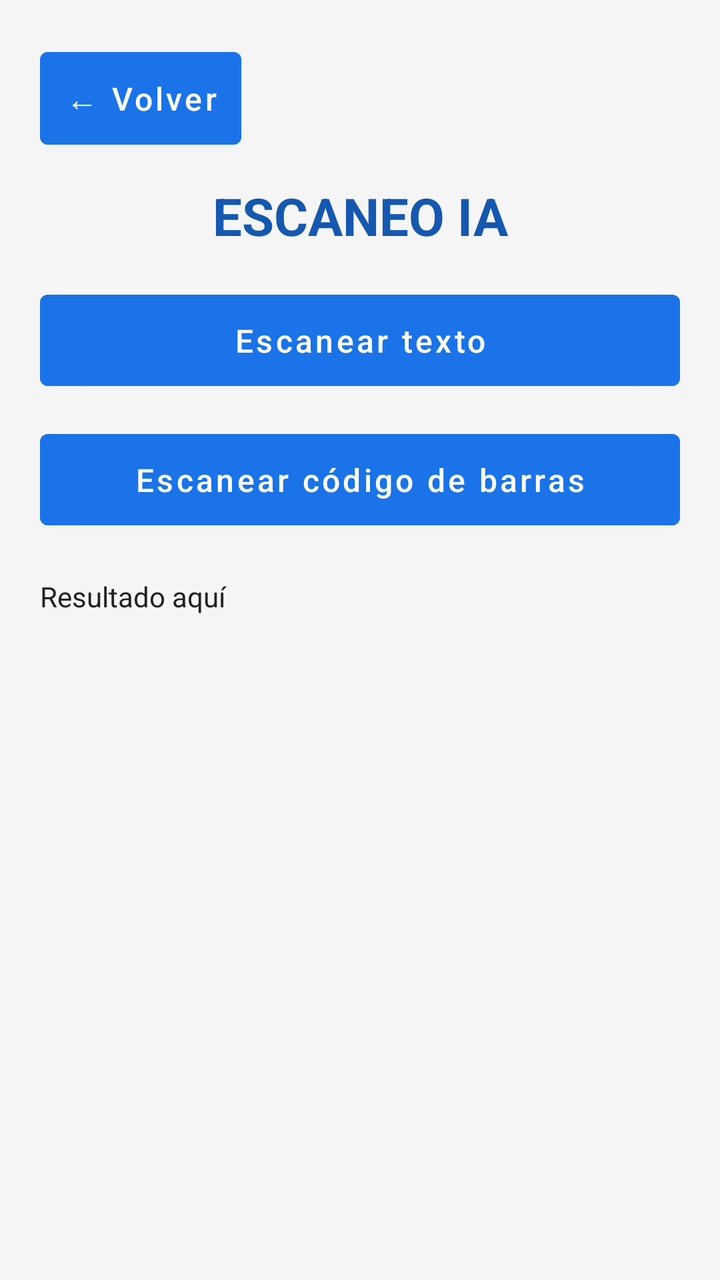
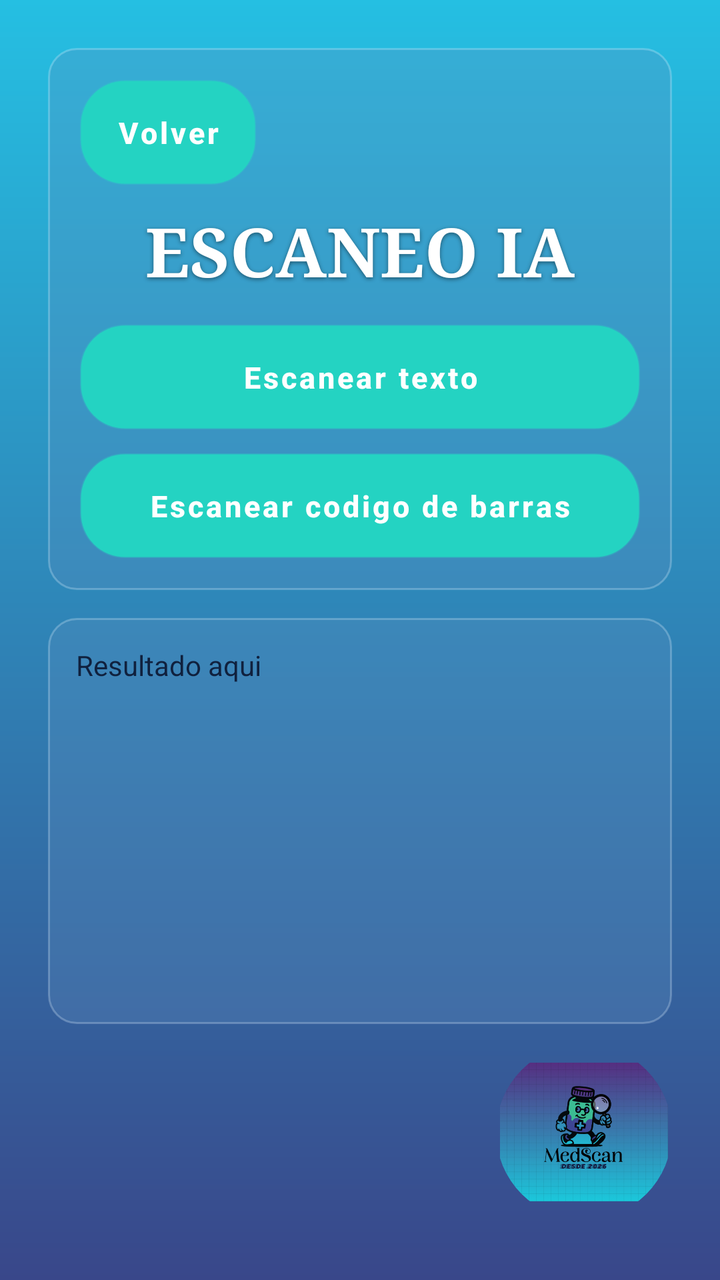

The first picture is an Android layout as it rendered before a commit; the second is the same layout after the commit. The layout source and the unified diff follow.
<!-- AndroidManifest.xml: application theme Theme.ProyectoMedScan -->
<!-- res/layout/fragment_escaneo_ia.xml -->
<?xml version="1.0" encoding="utf-8"?>
<LinearLayout xmlns:android="http://schemas.android.com/apk/res/android"
    android:layout_width="match_parent"
    android:layout_height="match_parent"
    android:orientation="vertical"
    android:padding="20dp"
    android:gravity="center_horizontal"
    android:background="@color/colorBackground">
    
    <Button
        android:id="@+id/btnVolver"
        style="@style/BotonMedScan"
        android:layout_width="wrap_content"
        android:layout_gravity="start"
        android:text="← Volver" />
    
    <TextView
        android:layout_width="match_parent"
        android:layout_height="wrap_content"
        style="@style/TituloPantalla"
        android:text="ESCANEO IA"
        android:paddingTop="12dp"
        android:paddingBottom="16dp" />
    
    <Button
        android:id="@+id/botonOCR"
        style="@style/BotonMedScan"
        android:text="Escanear texto" />
    
    <Button
        android:id="@+id/botonBarcode"
        style="@style/BotonMedScan"
        android:layout_marginTop="12dp"
        android:text="Escanear código de barras" />
    
    <TextView
        android:id="@+id/textoResultado"
        android:layout_width="match_parent"
        android:layout_height="0dp"
        android:layout_weight="1"
        android:paddingTop="20dp"
        android:text="Resultado aquí"
        android:textColor="@color/colorTextPrimary" />
</LinearLayout>
<!-- resources referenced by this layout -->
<resources>
  <color name="colorBackground">#F5F5F5</color>
  <color name="colorTextPrimary">#212121</color>
  <style name="BotonMedScan" parent="Widget.MaterialComponents.Button">
          <item name="android:layout_width">match_parent</item>
          <item name="android:layout_height">wrap_content</item>
          <item name="android:backgroundTint">@color/colorPrimary</item>
          <item name="android:textColor">@color/btn_text</item>
          <item name="android:textAllCaps">false</item>
          <item name="android:textSize">16sp</item>
          <item name="android:padding">12dp</item>
      </style>
  <style name="TituloPantalla">
          <item name="android:textSize">26sp</item>
          <item name="android:textStyle">bold</item>
          <item name="android:textColor">@color/colorPrimaryDark</item>
          <item name="android:gravity">center</item>
      </style>
  <color name="colorPrimary">#1A73E8</color>
  <color name="btn_text">@android:color/white</color>
  <color name="colorPrimaryDark">#1558B0</color>
  <style name="Base.Theme.ProyectoMedScan" parent="Theme.Material3.DayNight.NoActionBar">
          
          
      </style>
  <!-- unchanged entries left out for length: 1 -->
</resources>

<!-- the commit's change to res/layout/fragment_escaneo_ia.xml (unified diff, before → after) -->
@@ -3,42 +3,67 @@
     android:layout_width="match_parent"
     android:layout_height="match_parent"
     android:orientation="vertical"
-    android:padding="20dp"
-    android:gravity="center_horizontal"
-    android:background="@color/colorBackground">
-    
-    <Button
-        android:id="@+id/btnVolver"
-        style="@style/BotonMedScan"
-        android:layout_width="wrap_content"
-        android:layout_gravity="start"
-        android:text="← Volver" />
-    
-    <TextView
+    android:fitsSystemWindows="true"
+    android:paddingStart="24dp"
+    android:paddingEnd="24dp"
+    android:paddingTop="24dp"
+    android:paddingBottom="16dp"
+    android:background="@drawable/bg_medscan_gradient">
+
+    <LinearLayout
         android:layout_width="match_parent"
         android:layout_height="wrap_content"
-        style="@style/TituloPantalla"
-        android:text="ESCANEO IA"
-        android:paddingTop="12dp"
-        android:paddingBottom="16dp" />
-    
-    <Button
-        android:id="@+id/botonOCR"
-        style="@style/BotonMedScan"
-        android:text="Escanear texto" />
-    
-    <Button
-        android:id="@+id/botonBarcode"
-        style="@style/BotonMedScan"
-        android:layout_marginTop="12dp"
-        android:text="Escanear código de barras" />
-    
+        android:orientation="vertical"
+        android:padding="16dp"
+        android:background="@drawable/bg_medscan_surface">
+
+        <Button
+            android:id="@+id/btnVolver"
+            style="@style/BotonMedScan"
+            android:layout_width="wrap_content"
+            android:text="Volver" />
+
+        <TextView
+            android:layout_width="match_parent"
+            android:layout_height="wrap_content"
+            style="@style/TituloPantalla"
+            android:text="ESCANEO IA"
+            android:fontFamily="serif"
+            android:paddingTop="10dp"
+            android:paddingBottom="14dp" />
+
+        <Button
+            android:id="@+id/botonOCR"
+            style="@style/BotonMedScan"
+            android:layout_width="match_parent"
+            android:text="Escanear texto" />
+
+        <Button
+            android:id="@+id/botonBarcode"
+            style="@style/BotonMedScan"
+            android:layout_width="match_parent"
+            android:layout_marginTop="12dp"
+            android:text="Escanear codigo de barras" />
+    </LinearLayout>
+
     <TextView
         android:id="@+id/textoResultado"
         android:layout_width="match_parent"
         android:layout_height="0dp"
         android:layout_weight="1"
-        android:paddingTop="20dp"
-        android:text="Resultado aquí"
+        android:layout_marginTop="14dp"
+        android:background="@drawable/bg_medscan_surface"
+        android:padding="14dp"
+        android:text="Resultado aqui"
         android:textColor="@color/colorTextPrimary" />
+
+    <ImageView
+        android:id="@+id/ivLogoFooterEscaneoIa"
+        style="@style/LogoFooter"
+        android:background="@drawable/bg_logo_circle"
+        android:padding="2dp"
+        android:scaleType="fitCenter"
+        android:clipToOutline="true"
+        android:src="@drawable/logo_medscan" />
+
 </LinearLayout>
<!-- resource entries referenced after the edit -->
@@ -1,29 +1,94 @@
 <!-- resources referenced by this layout -->
 <resources>
-  <color name="colorBackground">#F5F5F5</color>
-  <color name="colorTextPrimary">#212121</color>
+  <color name="colorTextPrimary">#10213E</color>
+  <!-- drawable bg_logo_circle (drawable) -->
+  <?xml version="1.0" encoding="utf-8"?>
+  <shape xmlns:android="http://schemas.android.com/apk/res/android"
+      android:shape="oval">
+      <solid android:color="#00000000" />
+  </shape>
+  <!-- drawable bg_medscan_gradient (drawable) -->
+  <?xml version="1.0" encoding="utf-8"?>
+  <shape xmlns:android="http://schemas.android.com/apk/res/android">
+      <gradient
+          android:angle="90"
+          android:startColor="@color/bgGradientStart"
+          android:endColor="@color/bgGradientEnd" />
+  </shape>
+  <!-- drawable bg_medscan_surface (drawable) -->
+  <?xml version="1.0" encoding="utf-8"?>
+  <shape xmlns:android="http://schemas.android.com/apk/res/android">
+      <solid android:color="#4A5F8FBE" />
+      <corners android:radius="14dp" />
+      <stroke
+          android:width="1dp"
+          android:color="#44E6F3FF" />
+  </shape>
+  <!-- drawable logo_medscan: png bitmap (drawable, 192554 bytes) -->
   <style name="BotonMedScan" parent="Widget.MaterialComponents.Button">
           <item name="android:layout_width">match_parent</item>
           <item name="android:layout_height">wrap_content</item>
-          <item name="android:backgroundTint">@color/colorPrimary</item>
+          <item name="android:background">@drawable/bg_button_blue</item>
           <item name="android:textColor">@color/btn_text</item>
           <item name="android:textAllCaps">false</item>
-          <item name="android:textSize">16sp</item>
-          <item name="android:padding">12dp</item>
+          <item name="android:textSize">15sp</item>
+          <item name="android:textStyle">bold</item>
+          <item name="android:paddingLeft">18dp</item>
+          <item name="android:paddingTop">10dp</item>
+          <item name="android:paddingRight">18dp</item>
+          <item name="android:paddingBottom">10dp</item>
+      </style>
+  <style name="LogoFooter">
+          <item name="android:layout_width">88dp</item>
+          <item name="android:layout_height">88dp</item>
+          <item name="android:layout_gravity">end</item>
+          <item name="android:layout_marginTop">10dp</item>
+          <item name="android:layout_marginBottom">14dp</item>
+          <item name="android:contentDescription">Logo MedScan</item>
+          <item name="android:alpha">0.96</item>
       </style>
   <style name="TituloPantalla">
-          <item name="android:textSize">26sp</item>
+          <item name="android:textSize">34sp</item>
           <item name="android:textStyle">bold</item>
-          <item name="android:textColor">@color/colorPrimaryDark</item>
+          <item name="android:textColor">@color/white</item>
+          <item name="android:shadowColor">#77000000</item>
+          <item name="android:shadowDx">0</item>
+          <item name="android:shadowDy">2</item>
+          <item name="android:shadowRadius">5</item>
           <item name="android:gravity">center</item>
       </style>
-  <color name="colorPrimary">#1A73E8</color>
+  <color name="bgGradientStart">#39478A</color>
+  <color name="bgGradientEnd">#25BFE2</color>
+  <!-- drawable bg_button_blue (drawable) -->
+  <?xml version="1.0" encoding="utf-8"?>
+  <shape xmlns:android="http://schemas.android.com/apk/res/android">
+      <gradient
+          android:angle="0"
+          android:startColor="@color/btnGradientStart"
+          android:endColor="@color/btnGradientEnd" />
+      <stroke
+          android:width="1dp"
+          android:color="#52FFFFFF" />
+      <corners android:radius="22dp" />
+      <padding
+          android:left="14dp"
+          android:top="8dp"
+          android:right="14dp"
+          android:bottom="8dp" />
+  </shape>
+  <color name="colorPrimary">#24D3C2</color>
+  <color name="colorAccent">#6D3FAE</color>
   <color name="btn_text">@android:color/white</color>
-  <color name="colorPrimaryDark">#1558B0</color>
+  <color name="white">#FFFFFF</color>
   <style name="Base.Theme.ProyectoMedScan" parent="Theme.Material3.DayNight.NoActionBar">
-          
-          
+          <item name="colorPrimary">@color/colorPrimary</item>
+          <item name="colorOnPrimary">@color/white</item>
+          <item name="colorSecondary">@color/colorAccent</item>
+          <item name="android:statusBarColor">@color/bgGradientStart</item>
+          <item name="android:navigationBarColor">@color/bgGradientStart</item>
       </style>
+  <color name="btnGradientStart">#5D3DA2</color>
+  <color name="btnGradientEnd">#20C7C5</color>
   <!-- unchanged entries left out for length: 1 -->
 </resources>
 
